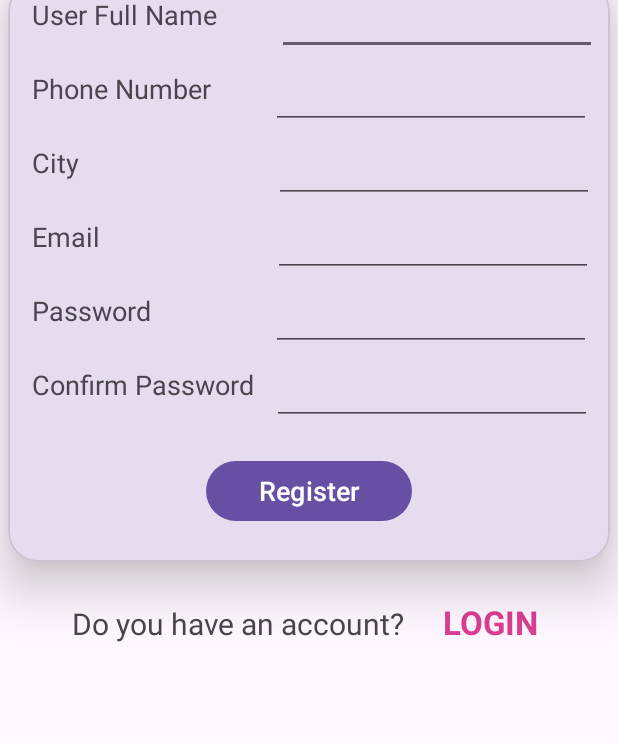
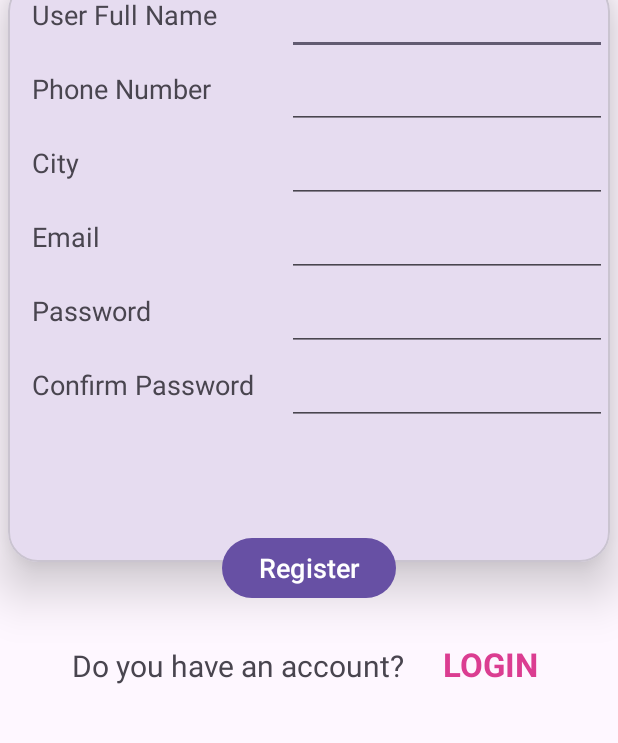
Before and after one commit to mehulprajapati24/MAD_PRACTICAL4_21012011118, an Android app: the RegistrationActivity screen opened directly, with no data from a screen before it, on a phone screen of 412 x 824 dp, the part 325-1068 px from its top. Run offline under Robolectric (Android 15) with nearby library versions, the phone set to English and light mode, and no system bars.

Commit message:
practical 4 completed

```diff
--- a/app/src/main/java/com/example/mad_practical4_21012011118/LoginActivity.kt
+++ b/app/src/main/java/com/example/mad_practical4_21012011118/LoginActivity.kt
@@ -3,7 +3,9 @@ package com.example.mad_practical4_21012011118
 import android.content.Intent
 import androidx.appcompat.app.AppCompatActivity
 import android.os.Bundle
+import android.widget.Button
 import android.widget.TextView
+import android.widget.Toast
 
 class LoginActivity : AppCompatActivity() {
     override fun onCreate(savedInstanceState: Bundle?) {
@@ -11,11 +13,16 @@ class LoginActivity : AppCompatActivity() {
         setContentView(R.layout.activity_login)
 
         val signUpTxt: TextView = findViewById(R.id.signUpText)
+        val loginButton: Button = findViewById(R.id.loginButton)
 
         signUpTxt.setOnClickListener {
             Intent(this@LoginActivity, RegistrationActivity::class.java).also {
                 startActivity(it)
             }
         }
+
+        loginButton.setOnClickListener {
+            Toast.makeText(this@LoginActivity, "Login Successfully", Toast.LENGTH_LONG).show()
+        }
     }
 }
--- a/app/src/main/java/com/example/mad_practical4_21012011118/RegistrationActivity.kt
+++ b/app/src/main/java/com/example/mad_practical4_21012011118/RegistrationActivity.kt
@@ -3,7 +3,9 @@ package com.example.mad_practical4_21012011118
 import android.content.Intent
 import androidx.appcompat.app.AppCompatActivity
 import android.os.Bundle
+import android.widget.Button
 import android.widget.TextView
+import android.widget.Toast
 
 class RegistrationActivity : AppCompatActivity() {
     override fun onCreate(savedInstanceState: Bundle?) {
@@ -11,11 +13,21 @@ class RegistrationActivity : AppCompatActivity() {
         setContentView(R.layout.activity_registration)
 
         val loginTxt:TextView = findViewById(R.id.loginText)
+        val registerBtn:Button = findViewById(R.id.registerButton)
 
         loginTxt.setOnClickListener {
             Intent(this@RegistrationActivity,LoginActivity::class.java).also {
                 startActivity(it)
             }
         }
+
+        registerBtn.setOnClickListener {
+
+            Toast.makeText(this@RegistrationActivity, "Registered Successfully",Toast.LENGTH_LONG).show()
+
+            Intent(this@RegistrationActivity, LoginActivity::class.java).also {
+                startActivity(it)
+            }
+        }
     }
 }
--- a/app/src/main/res/layout/activity_registration.xml
+++ b/app/src/main/res/layout/activity_registration.xml
@@ -20,7 +20,8 @@
         android:layout_height="387dp"
         android:layout_marginHorizontal="5dp"
         app:cardCornerRadius="20dp"
-        app:cardElevation="20dp">
+        app:cardElevation="20dp"
+        android:elevation="10dp">
 
         <LinearLayout
             android:layout_width="match_parent"
@@ -34,7 +35,7 @@
 
                 <TextView
                     android:id="@+id/userNameText"
-                    android:layout_width="wrap_content"
+                    android:layout_width="170dp"
                     android:layout_height="wrap_content"
                     android:layout_marginStart="16dp"
                     android:text="User Full Name"
@@ -44,7 +45,6 @@
                     android:id="@+id/userName"
                     android:layout_width="wrap_content"
                     android:layout_height="wrap_content"
-                    android:layout_marginStart="40dp"
                     android:layout_marginTop="4dp"
                     android:ems="10"
                     android:inputType="textEmailAddress" />
@@ -57,7 +57,7 @@
 
                 <TextView
                     android:id="@+id/phoneNumberText"
-                    android:layout_width="wrap_content"
+                    android:layout_width="170dp"
                     android:layout_height="wrap_content"
                     android:layout_marginStart="16dp"
                     android:text="Phone Number"
@@ -67,7 +67,6 @@
                     android:id="@+id/phoneNumber"
                     android:layout_width="wrap_content"
                     android:layout_height="wrap_content"
-                    android:layout_marginStart="40dp"
                     android:layout_marginTop="4dp"
                     android:ems="10"
                     android:inputType="phone" />
@@ -80,7 +79,7 @@
 
                 <TextView
                     android:id="@+id/cityText"
-                    android:layout_width="wrap_content"
+                    android:layout_width="170dp"
                     android:layout_height="wrap_content"
                     android:layout_marginStart="16dp"
                     android:text="City"
@@ -90,7 +89,6 @@
                     android:id="@+id/city"
                     android:layout_width="wrap_content"
                     android:layout_height="wrap_content"
-                    android:layout_marginStart="130dp"
                     android:layout_marginTop="4dp"
                     android:ems="10"
                     android:inputType="textPostalAddress" />
@@ -103,7 +101,7 @@
 
                 <TextView
                     android:id="@+id/emailText"
-                    android:layout_width="wrap_content"
+                    android:layout_width="170dp"
                     android:layout_height="wrap_content"
                     android:layout_marginStart="16dp"
                     android:text="Email"
@@ -113,7 +111,6 @@
                     android:id="@+id/email"
                     android:layout_width="wrap_content"
                     android:layout_height="wrap_content"
-                    android:layout_marginStart="115dp"
                     android:layout_marginTop="4dp"
                     android:ems="10"
                     android:inputType="textEmailAddress" />
@@ -126,7 +123,7 @@
 
                 <TextView
                     android:id="@+id/passswordText"
-                    android:layout_width="wrap_content"
+                    android:layout_width="170dp"
                     android:layout_height="wrap_content"
                     android:layout_marginStart="16dp"
                     android:text="Password"
@@ -136,7 +133,6 @@
                     android:id="@+id/password"
                     android:layout_width="wrap_content"
                     android:layout_height="wrap_content"
-                    android:layout_marginStart="80dp"
                     android:layout_marginTop="4dp"
                     android:ems="10"
                     android:inputType="textPassword" />
@@ -149,7 +145,7 @@
 
                 <TextView
                     android:id="@+id/confirmPasswordText"
-                    android:layout_width="wrap_content"
+                    android:layout_width="170dp"
                     android:layout_height="wrap_content"
                     android:layout_marginStart="16dp"
                     android:text="Confirm Password"
@@ -159,24 +155,29 @@
                     android:id="@+id/confirmPassword"
                     android:layout_width="wrap_content"
                     android:layout_height="wrap_content"
-                    android:layout_marginStart="12dp"
                     android:layout_marginTop="4dp"
                     android:ems="10"
                     android:inputType="textPassword" />
             </LinearLayout>
 
-            <Button
-                android:id="@+id/registerButton"
-                android:layout_width="137dp"
-                android:layout_height="wrap_content"
-                android:layout_gravity="center"
-                android:layout_marginTop="20dp"
-                android:textSize="18sp"
-                android:text="Register" />
-
         </LinearLayout>
 
     </com.google.android.material.card.MaterialCardView>
+
+    <LinearLayout
+        android:layout_width="wrap_content"
+        android:layout_height="wrap_content"
+        android:elevation="25dp"
+        android:layout_marginTop="-20dp"
+        android:layout_gravity="center">
+
+        <Button
+            android:id="@+id/registerButton"
+            android:layout_width="wrap_content"
+            android:layout_height="wrap_content"
+            android:textSize="18sp"
+            android:text="Register" />
+    </LinearLayout>
 
     <LinearLayout
         android:layout_width="match_parent"
```
